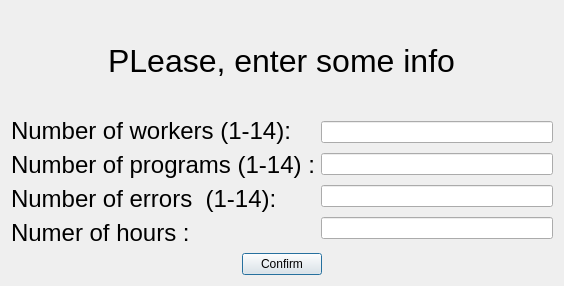
Qt form input_data.ui (Dunkeshon/exam_oop_2019) before a commit.
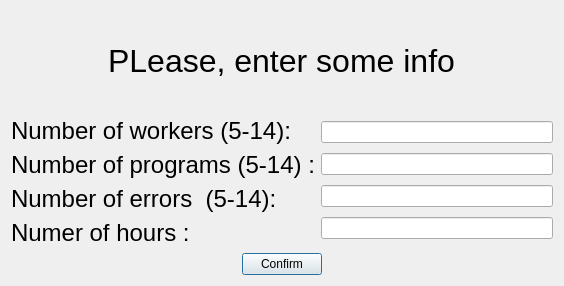
The same form after that commit.

What changed in the file:
```diff
--- a/input_data.ui
+++ b/input_data.ui
@@ -70,7 +70,7 @@
           </font>
          </property>
          <property name="text">
-          <string>Number of workers (1-14):</string>
+          <string>Number of workers (5-14):</string>
          </property>
         </widget>
        </item>
@@ -82,7 +82,7 @@
           </font>
          </property>
          <property name="text">
-          <string>Number of programs (1-14) :</string>
+          <string>Number of programs (5-14) :</string>
          </property>
         </widget>
        </item>
@@ -94,7 +94,7 @@
           </font>
          </property>
          <property name="text">
-          <string>Number of errors  (1-14):</string>
+          <string>Number of errors  (5-14):</string>
          </property>
         </widget>
        </item>
```
